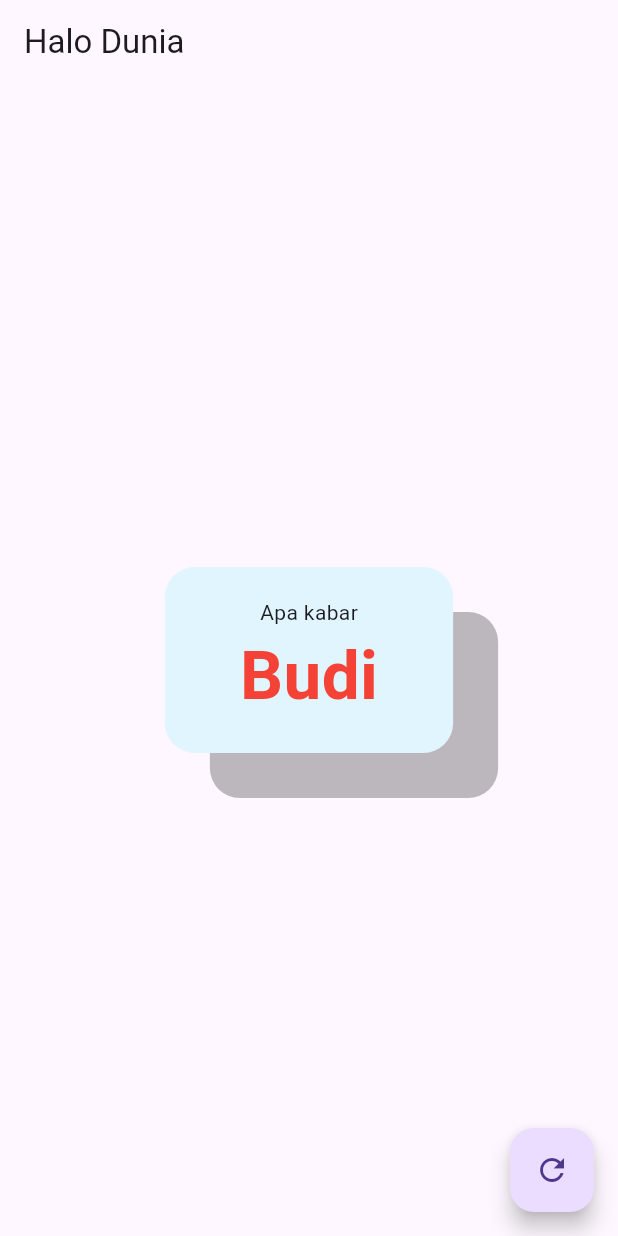
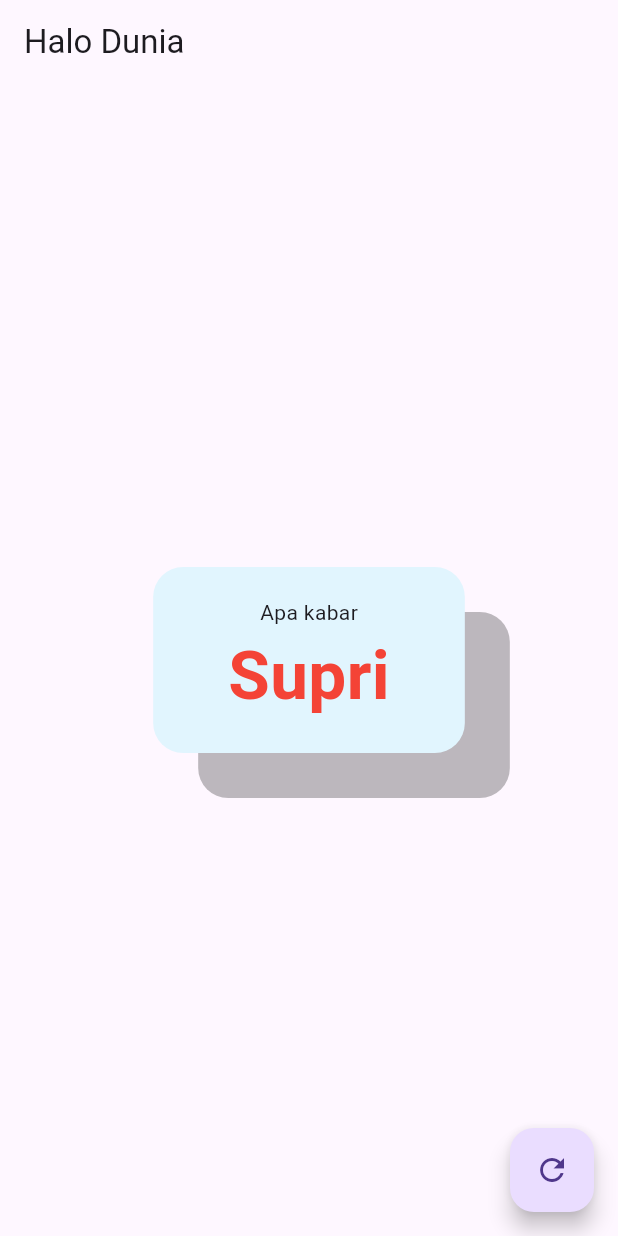
Before and after one commit to Supriyono03/jobsheet7, a Flutter app: the screen it shows after launch, on a phone screen of 412 x 824 dp. Run offline on Flutter 3.47's test engine with Material 3 defaults, Android fonts, the phone set to English and light mode, and no system bars.

Commit message:
Update main.dart

```diff
--- a/lib/main.dart
+++ b/lib/main.dart
@@ -3,8 +3,8 @@ import 'package:flutter/material.dart';
 class StateTeksUtama extends State<TeksUtama> {
 
   var listNama = [
-    'Budi', 'Andi', 'Sari', 'Rudi',
-    'Nurul', 'Huda', 'Lendis', 'Fabri'
+    'Supri', 'Yono', 'Dipa', 'Ismail',
+    'Ade', 'Setiawan', 'Yudha', 'Dinda'
   ];
   var listWarna = [
     Colors.red, Colors.purple, Colors.teal, Colors.lime,
```
